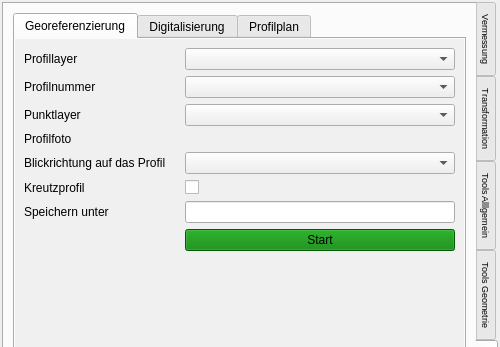
Before: the Qt Designer form t2g_arch_dockwidget_base.ui in Landesamt-fuer-Archaeologie-Sachsen/Tachy2GIS_arch, drawn with Qt 5; both pictures show x 0 to 500 and y 0 to 347 of the 500 by 898 pixel window.
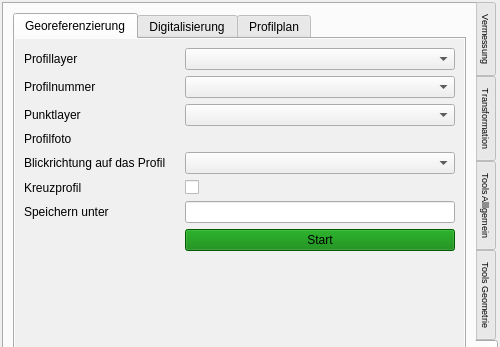
After: the same form once the commit is applied. Icons and pictures are not drawn. Custom widgets are drawn as their Qt base class.

Commit message: kreuzprofil after checkbox

```diff
--- a/t2g_arch_dockwidget_base.ui
+++ b/t2g_arch_dockwidget_base.ui
@@ -3012,7 +3012,7 @@
             <item row="8" column="0">
              <widget class="QLabel" name="label_44">
               <property name="text">
-               <string>Kreutzprofil</string>
+               <string>Kreuzprofil</string>
               </property>
              </widget>
             </item>
```
Left out of the diff: 2 changed lines with no effect on the pictures. The commit also changes 13 other files.
